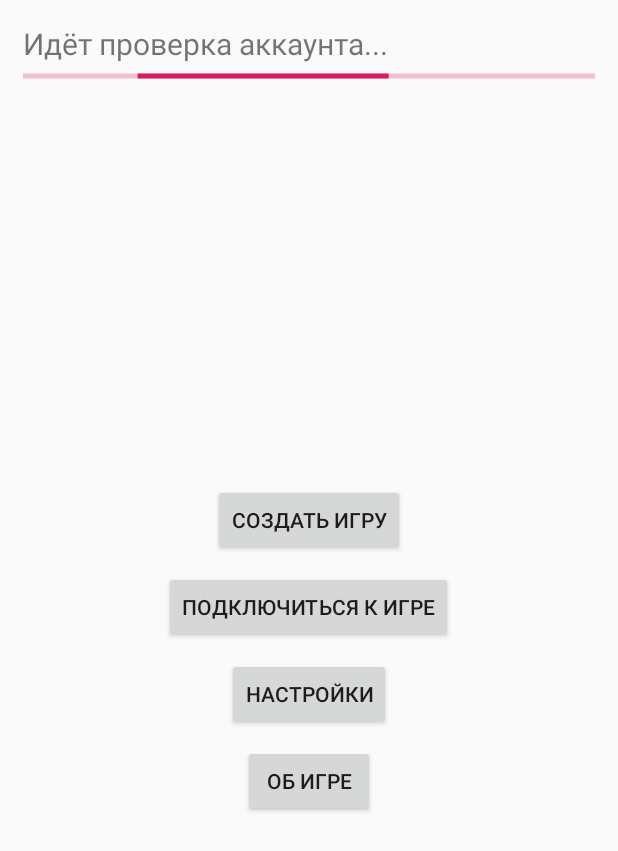
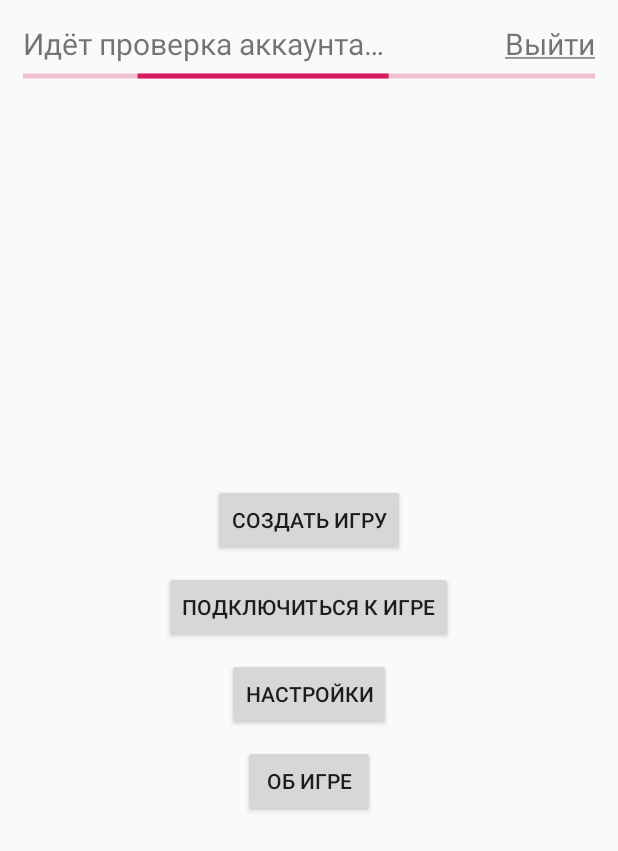
Before and after one commit to IvanShamsiev/Mafia, an Android app: the layout activity_main.xml on its own in the app's theme, with its tools: preview values and no code run, on a phone screen of 412 x 824 dp. Shown: the top 851 px of the screen. Run offline under Robolectric (Android 15) with nearby library versions, the phone set to English and light mode, and no system bars.

```diff
--- a/app/src/main/res/layout/activity_login.xml
+++ b/app/src/main/res/layout/activity_login.xml
@@ -53,13 +53,13 @@
         android:orientation="horizontal">
 
         <TextView
-            android:id="@+id/textView"
+            android:id="@+id/textNoAccount"
             android:layout_width="wrap_content"
             android:layout_height="wrap_content"
             android:text="Нет аккаунта? " />
 
         <TextView
-            android:id="@+id/textViewRegister"
+            android:id="@+id/textRegister"
             android:layout_width="wrap_content"
             android:layout_height="wrap_content"
             android:text="Зарегистрироваться"
--- a/app/src/main/res/layout/activity_main.xml
+++ b/app/src/main/res/layout/activity_main.xml
@@ -13,12 +13,31 @@
         android:layout_height="wrap_content"
         android:orientation="vertical">
 
-        <TextView
-            android:id="@+id/textAccount"
-            android:layout_width="wrap_content"
-            android:layout_height="wrap_content"
-            android:text="Идёт проверка аккаунта..."
-            android:textSize="20sp" />
+        <LinearLayout
+            android:layout_width="match_parent"
+            android:layout_height="match_parent"
+            android:orientation="horizontal">
+
+            <TextView
+                android:id="@+id/textAccount"
+                android:layout_width="wrap_content"
+                android:layout_height="wrap_content"
+                android:text="@string/account_check"
+                android:textSize="20sp" />
+
+            <Space
+                android:layout_width="0dp"
+                android:layout_height="wrap_content"
+                android:layout_weight="1" />
+
+            <TextView
+                android:id="@+id/textSignOut"
+                android:layout_width="wrap_content"
+                android:layout_height="wrap_content"
+                android:text="@string/sign_out"
+                android:textSize="20sp"/>
+
+        </LinearLayout>
 
         <ProgressBar
             android:id="@+id/progressBar"
--- a/app/src/main/res/values/strings.xml
+++ b/app/src/main/res/values/strings.xml
@@ -1,5 +1,6 @@
 <resources>
     <string name="app_name">Мафия</string>
     <string name="title_pass">Авторизация</string>
-    <string name="account_check">Пожалуйста, подождите. Идёт проверка аккаунта</string>
+    <string name="account_check">Идёт проверка аккаунта…</string>
+    <string name="sign_out"><u>Выйти</u></string>
 </resources>
```
Also changed, not shown: app/src/main/java/com/example/ivan/mafia/LoginActivity.java (+52 -10 lines), app/src/main/java/com/example/ivan/mafia/MainActivity.java (+25 -5 lines).
